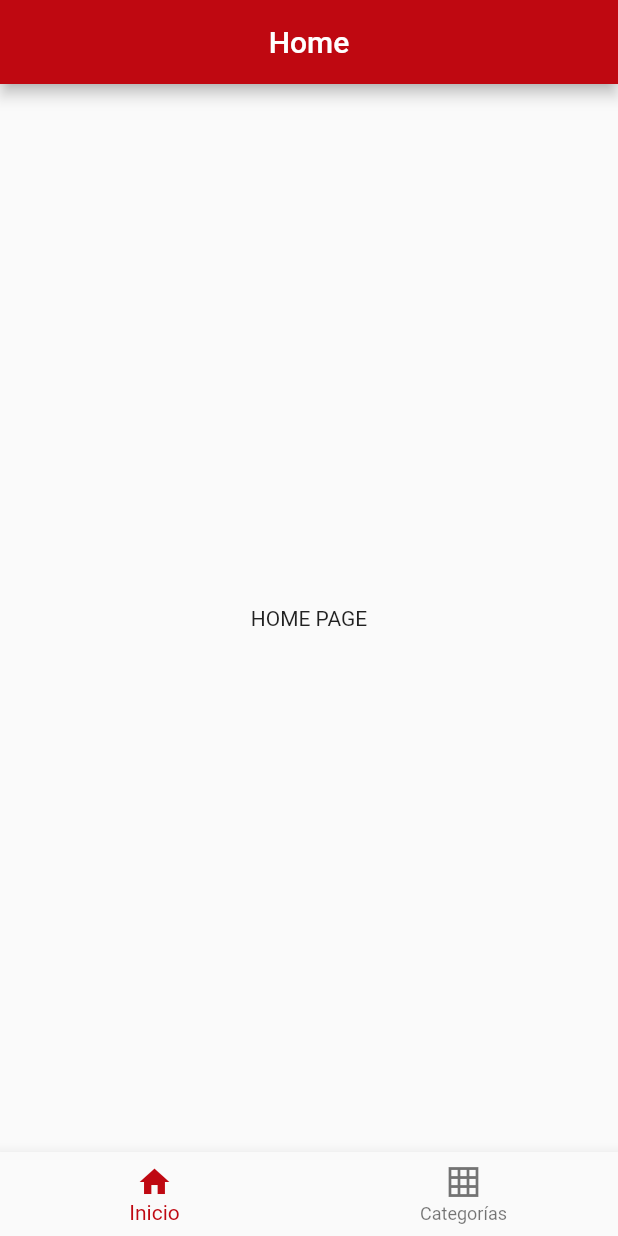
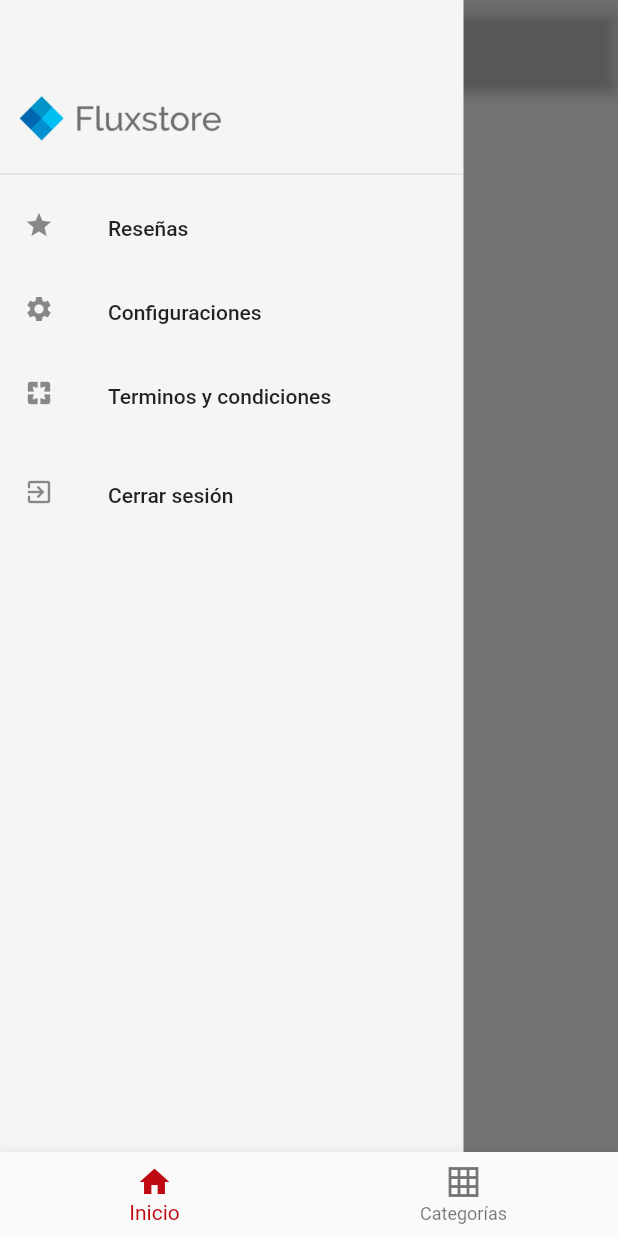
Before and after one commit to JovannyRch/places_app, a Flutter app: the screen it shows after launch, with the side drawer open (before the commit the screen has no drawer), on a phone screen of 412 x 824 dp. Run offline on Flutter 3.47's test engine with Material 2 defaults, Android fonts, the phone set to English and light mode, and no system bars; our stand-ins replace firebase_messaging; accounts and stored records are empty.

Commit message:
Add: Menu lateral

```diff
--- /dev/null
+++ b/lib/menu.dart
@@ -0,0 +1,87 @@
+import 'package:flutter/material.dart';
+
+class MenuBar extends StatefulWidget {
+  MenuBar();
+
+  @override
+  _MenuBarState createState() => _MenuBarState();
+}
+
+class _MenuBarState extends State<MenuBar> {
+  @override
+  Widget build(BuildContext context) {
+    Map<String, dynamic> drawer = {
+      "logo": "assets/images/logo.png",
+      "background": null,
+    };
+
+    return Container(
+      color: Colors.grey.shade100,
+      width: MediaQuery.of(context).size.width * 0.75,
+      height: MediaQuery.of(context).size.height,
+      child: Column(
+        key: drawer['key'] != null ? Key(drawer['key']) : null,
+        children: <Widget>[
+          Expanded(
+            child: Padding(
+              padding: const EdgeInsets.only(top: 50),
+              child: SingleChildScrollView(
+                child: Column(
+                  crossAxisAlignment: CrossAxisAlignment.start,
+                  children: [
+                    if (drawer['logo'] != null)
+                      Container(
+                        height: 38,
+                        margin:
+                            const EdgeInsets.only(bottom: 10, top: 10, left: 5),
+                        child: imageContainer(drawer['logo']),
+                      ),
+                    const Divider(),
+                    ListTile(
+                      leading: const Icon(
+                        Icons.star,
+                        size: 20,
+                      ),
+                      title: Text("Reseñas"),
+                      onTap: () {},
+                    ),
+                    ListTile(
+                      leading: const Icon(Icons.settings, size: 20),
+                      title: Text("Configuraciones"),
+                      onTap: () => {},
+                    ),
+                    ListTile(
+                      leading: const Icon(Icons.pages, size: 20),
+                      title: Text("Terminos y condiciones"),
+                      onTap: () => {},
+                    ),
+                    SizedBox(height: 10),
+                    ListTile(
+                      leading: const Icon(Icons.exit_to_app, size: 20),
+                      title: Text("Cerrar sesión"),
+                      onTap: () => {},
+                    ),
+                    SizedBox(height: 54),
+                  ],
+                ),
+              ),
+            ),
+          )
+        ],
+      ),
+    );
+  }
+
+  Widget imageContainer(String link) {
+    if (link.contains('http://') || link.contains('https://')) {
+      return Image.network(
+        link,
+        fit: BoxFit.cover,
+      );
+    }
+    return Image.asset(
+      link,
+      fit: BoxFit.cover,
+    );
+  }
+}
--- a/lib/pages/home_page.dart
+++ b/lib/pages/home_page.dart
@@ -1,4 +1,5 @@
 import 'package:flutter/material.dart';
+import 'package:places_app/menu.dart';
 
 class HomePage extends StatefulWidget {
   HomePage({Key key}) : super(key: key);
@@ -15,7 +16,10 @@ class _HomePageState extends State<HomePage> {
     print('Mensaje recibido desde notificacion $arg');
 
     return Scaffold(
+      resizeToAvoidBottomPadding: false,
+      drawer: MenuBar(),
       appBar: AppBar(
+        backgroundColor: Colors.white10,
         title: Text("Home"),
         centerTitle: true,
       ),
--- a/lib/screens/home_screen.dart
+++ b/lib/screens/home_screen.dart
@@ -1,5 +1,6 @@
 import 'package:flutter/material.dart';
 import 'package:places_app/const/const.dart';
+import 'package:places_app/menu.dart';
 import 'package:places_app/pages/categories/index.dart';
 import 'package:places_app/pages/home_page.dart';
 
```
Also changed, not shown: pubspec.yaml (+3 -39 lines), assets/images/logo.png (added), pubspec.lock.
